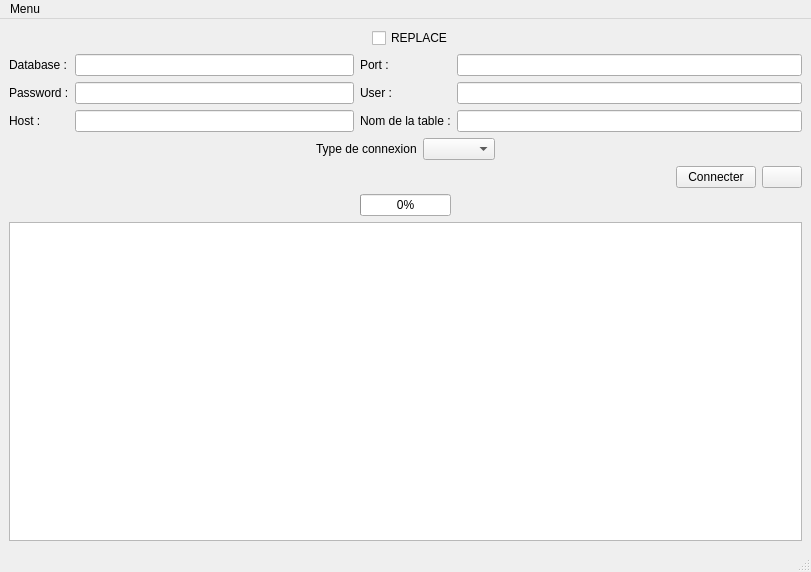
First picture: the form in src/insertwindow.ui, repository Maxime-Cllt/DataStorm, before the edit.
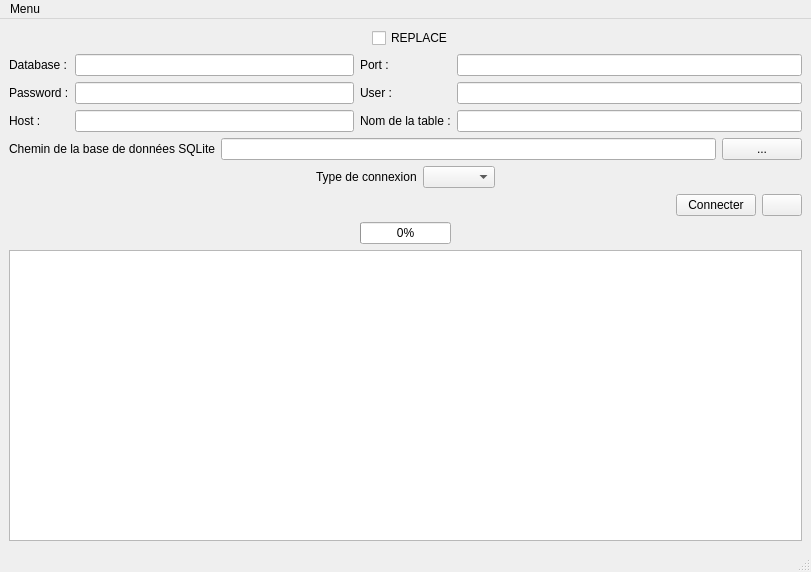
Second picture: the form after the edit.

Commit message: Ajout de la connexion SQLite avec l'IHM et gestion des différentes connexions

```diff
--- a/src/insertwindow.ui
+++ b/src/insertwindow.ui
@@ -152,6 +152,27 @@
       </item>
      </layout>
     </item>
+    <item>
+     <layout class="QHBoxLayout" name="horizontalLayout_2">
+      <item>
+       <widget class="QLabel" name="sqlite_input_label">
+        <property name="text">
+         <string>Chemin de la base de données SQLite</string>
+        </property>
+       </widget>
+      </item>
+      <item>
+       <widget class="QLineEdit" name="sqlite_path_input"/>
+      </item>
+      <item>
+       <widget class="QPushButton" name="database_path_opener">
+        <property name="text">
+         <string>...</string>
+        </property>
+       </widget>
+      </item>
+     </layout>
+    </item>
     <item>
      <layout class="QHBoxLayout" name="horizontalLayout_4">
       <item>
```
The commit also changes 2 other files.
